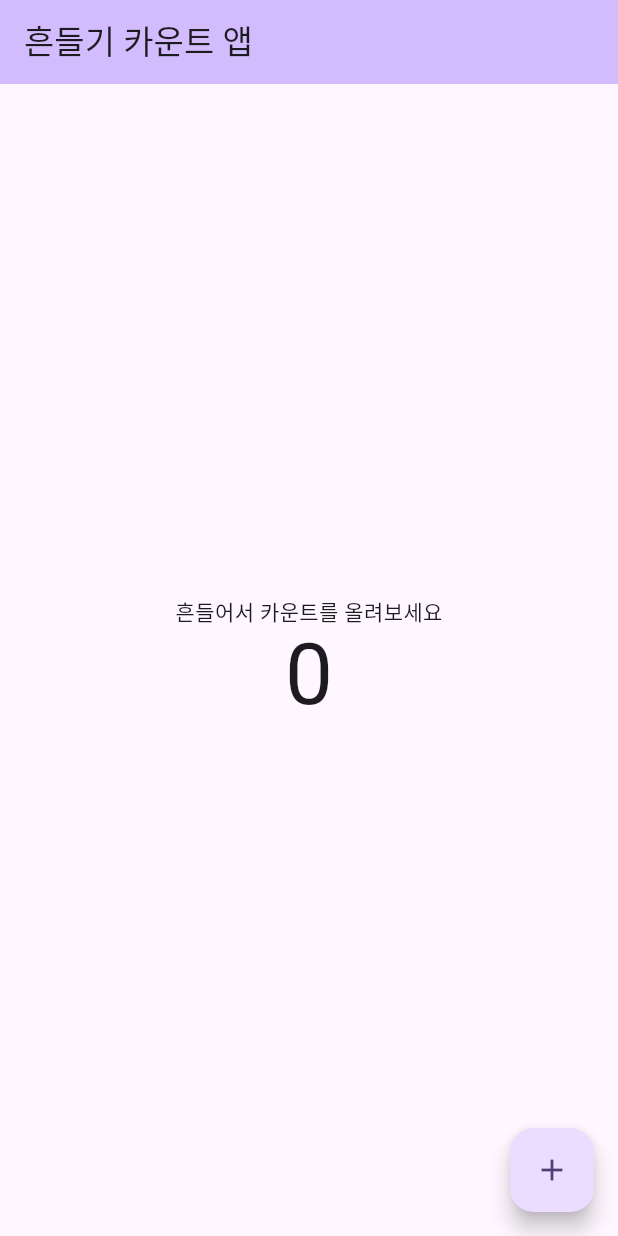
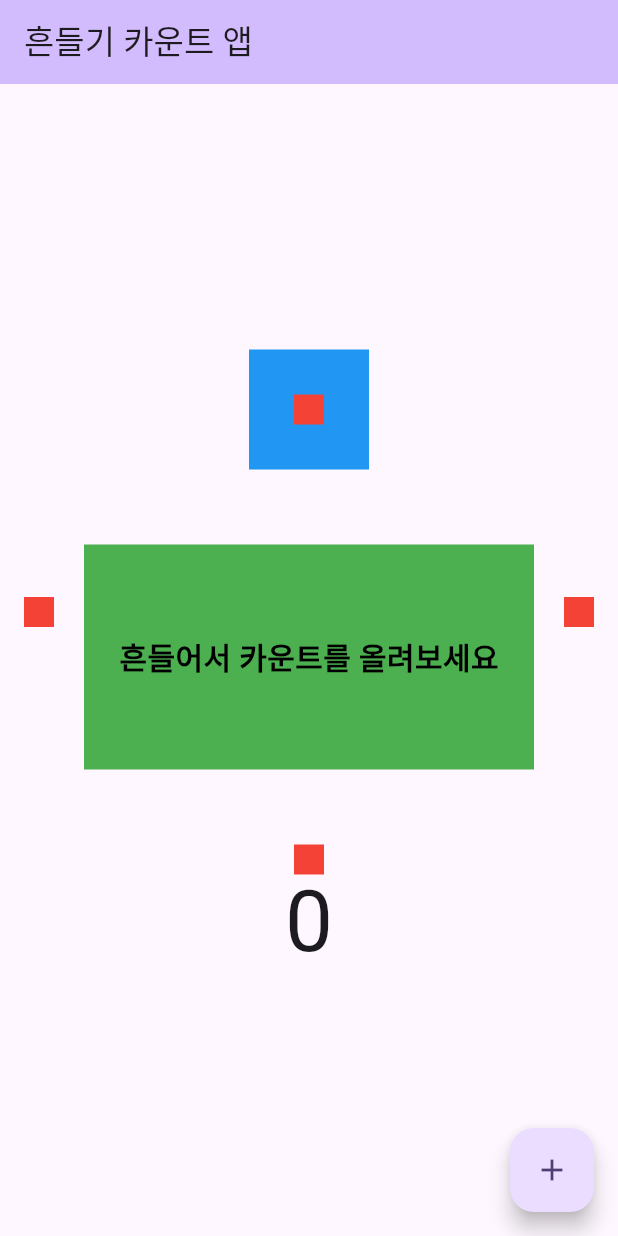
Before and after one commit to GitHub-SJL/flutterGame, a Flutter app: the screen it shows after launch, on a phone screen of 412 x 824 dp. Run offline on Flutter 3.47's test engine with Material 3 defaults, Android fonts, the phone set to English and light mode, and no system bars; our stand-ins replace velocity_x; missing offline and left inert: shake.

Commit message:
흔들기앱 - velocity_x package

```diff
--- a/shake_count_app/lib/my_home_page.dart
+++ b/shake_count_app/lib/my_home_page.dart
@@ -1,5 +1,8 @@
 import 'package:flutter/material.dart';
 import 'package:shake/shake.dart';
+import 'package:velocity_x/velocity_x.dart';
+
+import 'red_box.dart';
 
 class MyHomePage extends StatefulWidget {
   const MyHomePage({super.key, required this.title});
@@ -62,8 +65,33 @@ class _MyHomePageState extends State<MyHomePage> with WidgetsBindingObserver {
         child: Column(
           mainAxisAlignment: MainAxisAlignment.center,
           children: <Widget>[
-            const Text(
-              '흔들어서 카운트를 올려보세요',
+            Row(
+              mainAxisAlignment: MainAxisAlignment.center,
+              children: [
+                const RedBox(),
+                Column(
+                  children: [
+                    const RedBox().box.padding(EdgeInsets.all(30)).color(Colors.blue).make(),
+                    '흔들어서 카운트를 올려보세요'
+                        .text
+                        .size(20)
+                        .color(Colors.red)
+                        .bold
+                        .black
+                        .isIntrinsic
+                        .makeCentered()
+                        .box
+                        .color(Colors.green)
+                        .size(70, 70)
+                        .width(300)
+                        .height(150)
+                        .make()
+                        .pSymmetric(h: 20, v: 50),
+                    const RedBox(),
+                  ],
+                ),
+                const RedBox(),
+              ],
             ),
             Text(
               '$_counter',
@@ -90,7 +118,6 @@ class _MyHomePageState extends State<MyHomePage> with WidgetsBindingObserver {
       case AppLifecycleState.hidden:
       case AppLifecycleState.paused:
         detector.stopListening();
-
     }
   }
 }
--- /dev/null
+++ b/shake_count_app/lib/red_box.dart
@@ -0,0 +1,12 @@
+import 'package:flutter/material.dart';
+import 'package:velocity_x/velocity_x.dart';
+
+class RedBox extends StatelessWidget {
+  const RedBox({
+    super.key,
+  });
+
+  @override
+  Widget build(BuildContext context) =>
+      Container().box.color(Colors.red).size(20, 20).make();
+}
--- a/shake_count_app/pubspec.yaml
+++ b/shake_count_app/pubspec.yaml
@@ -36,6 +36,7 @@ dependencies:
   # Use with the CupertinoIcons class for iOS style icons.
   cupertino_icons: ^1.0.6
   shake: ^2.2.0
+  velocity_x: ^4.2.1
 
 dev_dependencies:
   flutter_test:
```
Also changed, not shown: shake_count_app/pubspec.lock.
